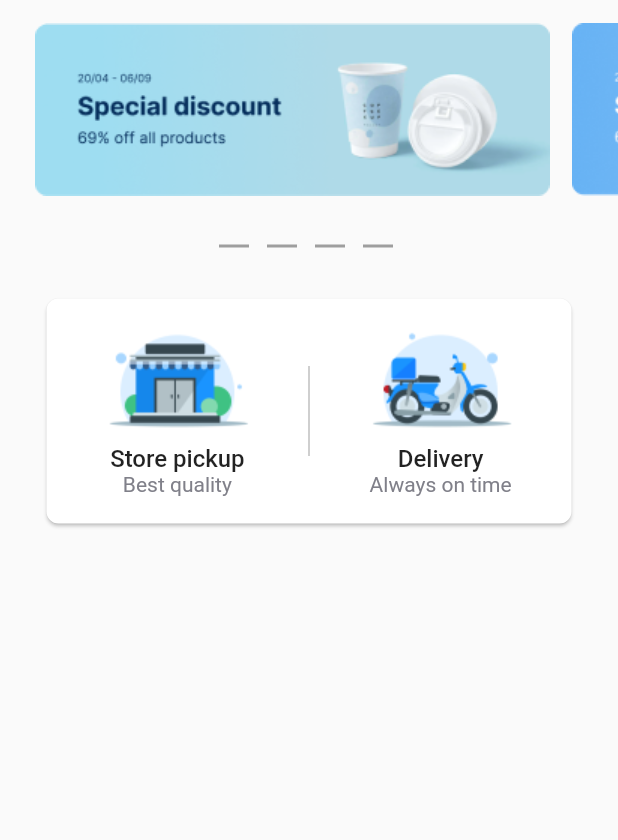
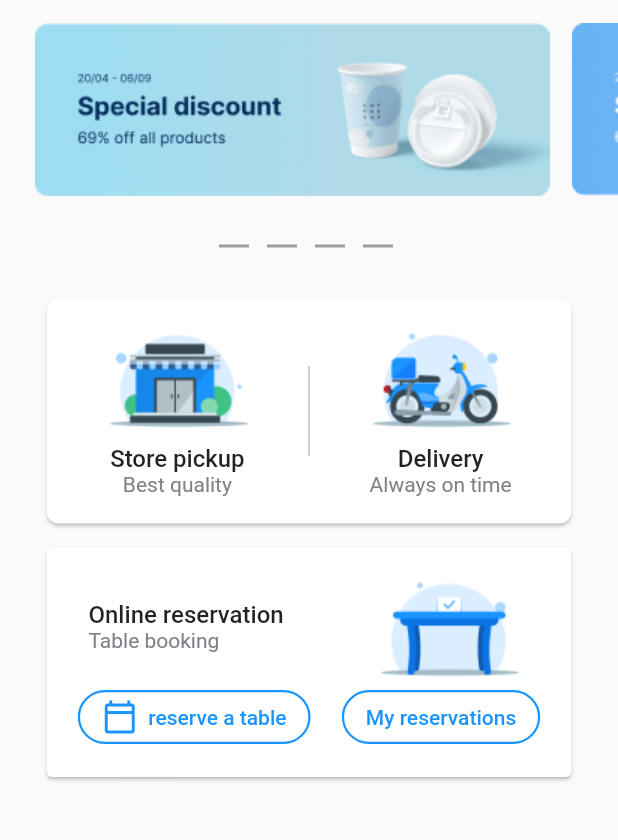
Before and after one commit to avetis001/Sample_restaurant, a Flutter app: the screen it shows after launch, on a phone screen of 412 x 824 dp, the part 147-987 px from its top. Run offline on Flutter 3.47's test engine with Material 2 defaults, Android fonts, the phone set to English and light mode, and no system bars.

Commit message:
added widget OnlineReservationHome <card>

```diff
--- /dev/null
+++ b/lib/home/widgets/online_reservation_home.dart
@@ -0,0 +1,129 @@
+import 'package:flutter/material.dart';
+
+class OnlineReservationHome extends StatefulWidget {
+  const OnlineReservationHome({super.key});
+
+  @override
+  State<OnlineReservationHome> createState() => _OnlineReservationHomeState();
+}
+
+class _OnlineReservationHomeState extends State<OnlineReservationHome> {
+  @override
+  Widget build(BuildContext context) {
+    return Card(
+      margin: const EdgeInsets.only(top: 12),
+      child: Container(
+        padding: const EdgeInsets.only(top: 16, bottom: 16),
+        // height: 150,
+        width: 350,
+        child: const Column(
+          children: [
+            Row(
+              mainAxisAlignment: MainAxisAlignment.spaceAround,
+              children: [
+                Column(
+                  crossAxisAlignment: CrossAxisAlignment.start,
+                  children: [
+                    Text(
+                      'Online reservation',
+                      style:
+                          TextStyle(fontSize: 16, fontWeight: FontWeight.w500),
+                    ),
+                    Text(
+                      'Table booking',
+                      style: TextStyle(
+                        fontSize: 14,
+                        fontWeight: FontWeight.w400,
+                        color: Color.fromRGBO(128, 128, 137, 1),
+                      ),
+                    ),
+                  ],
+                ),
+                Image(
+                  image: AssetImage('assets/images/reservationimage.png'),
+                ),
+              ],
+            ),
+            Row(
+              mainAxisAlignment: MainAxisAlignment.spaceEvenly,
+              children: [
+                ElevatedButton(
+                  style: ButtonStyle(
+                    iconColor: MaterialStatePropertyAll(
+                      Color.fromRGBO(26, 148, 255, 1),
+                    ),
+                    backgroundColor: MaterialStatePropertyAll(
+                      Color.fromRGBO(202, 202, 202, 0),
+                    ),
+                    side: MaterialStatePropertyAll(
+                      BorderSide(
+                        color: Color.fromRGBO(26, 148, 255, 1),
+                        width: 1.5,
+                      ),
+                    ),
+                    shape: MaterialStatePropertyAll(
+                      RoundedRectangleBorder(
+                        borderRadius: BorderRadius.all(
+                          Radius.circular(100),
+                        ),
+                      ),
+                    ),
+                  ),
+                  onPressed: null,
+                  child: Row(
+                    children: [
+                      Padding(
+                        padding: EdgeInsets.only(right: 7),
+                        child: Icon(Icons.calendar_today_outlined),
+                      ),
+                      Text(
+                        'reserve a table',
+                        style: TextStyle(
+                          color: Color.fromRGBO(26, 148, 255, 1),
+                        ),
+                      ),
+                    ],
+                  ),
+                ),
+                ElevatedButton(
+                  style: ButtonStyle(
+                    iconColor: MaterialStatePropertyAll(
+                      Color.fromRGBO(26, 148, 255, 1),
+                    ),
+                    backgroundColor: MaterialStatePropertyAll(
+                      Color.fromRGBO(202, 202, 202, 0),
+                    ),
+                    side: MaterialStatePropertyAll(
+                      BorderSide(
+                        color: Color.fromRGBO(26, 148, 255, 1),
+                        width: 1.5,
+                      ),
+                    ),
+                    shape: MaterialStatePropertyAll(
+                      RoundedRectangleBorder(
+                        borderRadius: BorderRadius.all(
+                          Radius.circular(100),
+                        ),
+                      ),
+                    ),
+                  ),
+                  onPressed: null,
+                  child: Row(
+                    children: [
+                      Text(
+                        'My reservations',
+                        style: TextStyle(
+                          color: Color.fromRGBO(26, 148, 255, 1),
+                        ),
+                      ),
+                    ],
+                  ),
+                ),
+              ],
+            ),
+          ],
+        ),
+      ),
+    );
+  }
+}
--- a/lib/home/widgets/scroll_list.dart
+++ b/lib/home/widgets/scroll_list.dart
@@ -1,5 +1,6 @@
 import 'package:flutter/material.dart';
 import 'package:flutter_application_1/home/widgets/carousel_home.dart';
+import 'package:flutter_application_1/home/widgets/online_reservation_home.dart';
 import 'package:flutter_application_1/home/widgets/pagination_carousel.dart';
 import 'package:flutter_application_1/home/widgets/type_of_order_home.dart';
 
@@ -18,6 +19,7 @@ class _ScrollListHomeState extends State<ScrollListHome> {
         CarouselHome(),
         PaginationCarousel(),
         OrderType(),
+        OnlineReservationHome(),
       ],
     );
   }
--- a/pubspec.yaml
+++ b/pubspec.yaml
@@ -67,6 +67,7 @@ flutter:
     - assets/images/Image3.png
     - assets/images/cardimage1.png
     - assets/images/cardimage2.png
+    - assets/images/reservationimage.png
 
 
 
```
Also changed, not shown: assets/images/reservationimage.png (added).
